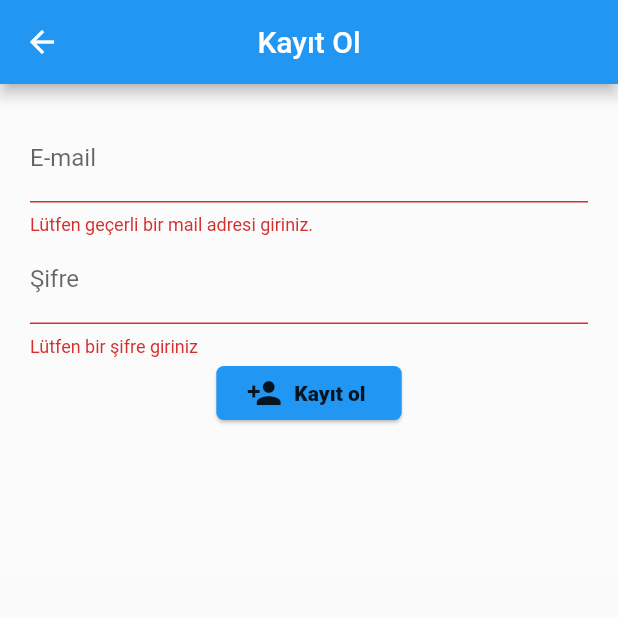
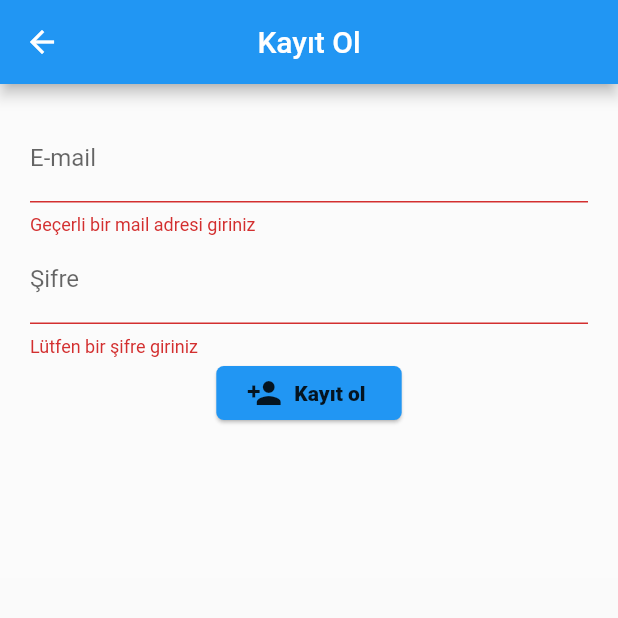
Before and after one commit to nafidurmus/flutter-turkish-news, a Flutter app: the RegisterPage screen opened directly, after a tap on "Kayıt ol", on a phone screen of 412 x 824 dp, the top half of it. Run offline on Flutter 3.47's test engine with Material 2 defaults, Android fonts, the phone set to English and light mode, and no system bars.

Commit message:
Updated register validation for email

```diff
--- a/lib/views/login_page.dart
+++ b/lib/views/login_page.dart
@@ -25,7 +25,7 @@ class _LoginPageState extends State<LoginPage> {
             color: Colors.white10,
             padding: EdgeInsets.all(20.0),
             child: Form(
-              key: this._formKey,
+              key: _formKey,
               child: Column(
                 children: [
                   TextFormField(
--- a/lib/views/register_page.dart
+++ b/lib/views/register_page.dart
@@ -7,9 +7,12 @@ class RegisterPage extends StatefulWidget {
   _RegisterStatePage createState() => _RegisterStatePage();
 }
 
+Pattern _pattern =
+    r'^(([^<>()[\]\\.,;:\s@\"]+(\.[^<>()[\]\\.,;:\s@\"]+)*)|(\".+\"))@((\[[0-9]{1,3}\.[0-9]{1,3}\.[0-9]{1,3}\.[0-9]{1,3}\])|(([a-zA-Z\-0-9]+\.)+[a-zA-Z]{2,}))$';
+RegExp regex = RegExp(_pattern);
+
 class _RegisterStatePage extends State<RegisterPage> {
   final GlobalKey<FormState> _formKey = GlobalKey<FormState>();
-  //valitation ekle
 
   @override
   Widget build(BuildContext context) {
@@ -33,10 +36,8 @@ class _RegisterStatePage extends State<RegisterPage> {
                     keyboardType: TextInputType.emailAddress,
                     decoration: InputDecoration(labelText: 'E-mail'),
                     validator: (value) {
-                      if (value.isEmpty) {
-                        // email kontrolü eklenebilir
-                        return 'Lütfen geçerli bir mail adresi giriniz.';
-                      }
+                      if (!(regex.hasMatch(value)))
+                        return "Geçerli bir mail adresi giriniz";
                       return null;
                     },
                   ),
```
